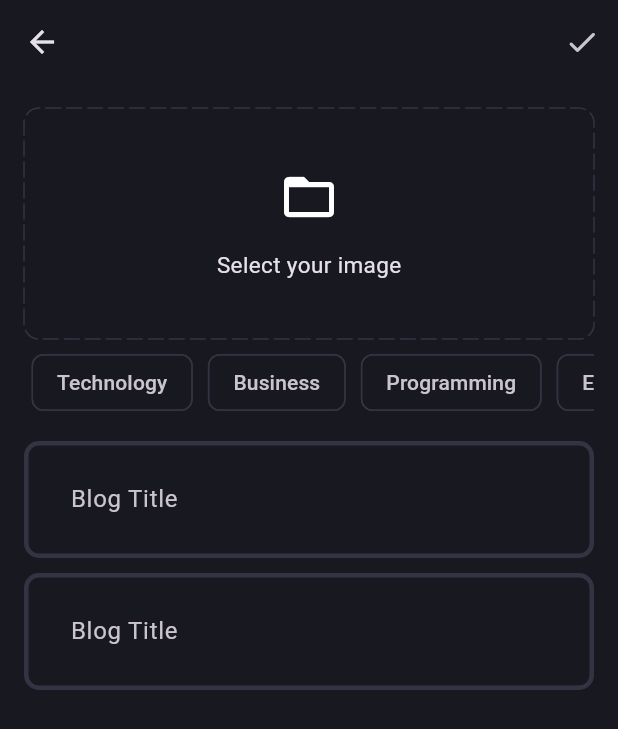
After one commit to Jenish-Soni/blog-app, a Flutter app: the AddNewBlogPage screen opened directly, after a tap on "Select your image", on a phone screen of 412 x 824 dp. The commit adds this screen. Shown: the top 729 px of the screen. Run offline on Flutter 3.47's test engine with Material 3 defaults, Android fonts, the phone set to English and light mode, and no system bars; drawn by our look-alikes of dotted_border; our stand-ins replace flutter_bloc, fpdart, get_it, image_picker, supabase_flutter; accounts and stored records are empty.

Commit message:
Add the blog Screen

```diff
--- a/lib/core/theme/theme.dart
+++ b/lib/core/theme/theme.dart
@@ -14,6 +14,10 @@ class AppTheme{
     appBarTheme: AppBarTheme(
       backgroundColor: AppPallete.backgroundColor
     ),
+    chipTheme: ChipThemeData(
+      color: MaterialStatePropertyAll(AppPallete.backgroundColor),
+      side: BorderSide.none,
+    ),
     inputDecorationTheme: InputDecorationTheme(
       contentPadding: EdgeInsets.all(27),
       enabledBorder: _border(),
--- /dev/null
+++ b/lib/core/utils/pick_image.dart
@@ -0,0 +1,16 @@
+import 'dart:io';
+import 'dart:ui';
+
+import 'package:image_picker/image_picker.dart';
+
+Future<File?> pickImage() async{
+  try{
+    final xFile =  await ImagePicker().pickImage(source: ImageSource.gallery);
+    if(xFile != null){
+      return File(xFile.path);
+    }
+    return null;
+  }catch(e){
+    return null;
+  }
+}
--- /dev/null
+++ b/lib/features/blog/data/datasources/blog_remote_data_source.dart
@@ -0,0 +1,42 @@
+import 'dart:io';
+
+import 'package:blog_app/core/error/exception.dart';
+import 'package:blog_app/features/blog/data/model/blog_model.dart';
+import 'package:supabase_flutter/supabase_flutter.dart';
+
+abstract interface class BlogRemoteDataSource {
+  Future<BlogModel> uploadBlog(BlogModel blog);
+  Future<String> uploadBlogImage({
+    required File image,
+    required BlogModel blog,
+  });
+}
+
+class BlogRemoteDataSourceImpl implements BlogRemoteDataSource {
+  final SupabaseClient supabaseClient;
+  BlogRemoteDataSourceImpl(this.supabaseClient);
+  @override
+  Future<BlogModel> uploadBlog(BlogModel blog) async {
+    try {
+      final blogData =
+          await supabaseClient.from('bolgs').insert(blog.toJson()).select();
+      return BlogModel.fromJson(blogData.first);
+    } catch (e) {
+      throw ServerException(e.toString());
+    }
+  }
+
+  @override
+  Future<String> uploadBlogImage({
+    required File image,
+    required BlogModel blog,
+  }) async {
+    try {
+      await supabaseClient.storage.from('blog_images').upload(blog.id, image);
+
+      return supabaseClient.storage.from('blog_images').getPublicUrl(blog.id);
+    } catch (e) {
+      throw ServerException(e.toString());
+    }
+  }
+}
--- /dev/null
+++ b/lib/features/blog/domain/entities/blog.dart
@@ -0,0 +1,18 @@
+class Blog {
+  final String id;
+  final String posterId;
+  final String title;
+  final String content;
+  final String imageUrl;
+  final List<String> topics;
+  final DateTime updatedAt;
+
+  Blog(
+      {required this.id,
+      required this.posterId,
+      required this.title,
+      required this.content,
+      required this.imageUrl,
+      required this.topics,
+      required this.updatedAt});
+}
--- /dev/null
+++ b/lib/features/blog/domain/repositories/blog_repository.dart
@@ -0,0 +1,15 @@
+import 'dart:io';
+
+import 'package:blog_app/core/error/failures.dart';
+import 'package:blog_app/features/blog/domain/entities/blog.dart';
+import 'package:fpdart/fpdart.dart';
+
+abstract interface class BlogRepository{
+  Future<Either<Failure,Blog>> uploadBlog({
+    required File image,
+    required String title,
+    required String content,
+    required String posterId,
+    required List<String> topics,
+});
+}
--- /dev/null
+++ b/lib/features/blog/presentation/pages/add_new_blog.dart
@@ -0,0 +1,155 @@
+import 'dart:io';
+
+import 'package:blog_app/core/theme/app_pallete.dart';
+import 'package:blog_app/core/utils/pick_image.dart';
+import 'package:blog_app/features/blog/presentation/widgets/blog_editor.dart';
+import 'package:dotted_border/dotted_border.dart';
+import 'package:flutter/material.dart';
+
+class AddNewBlogPage extends StatefulWidget {
+  static route() => MaterialPageRoute(
+        builder: (context) => const AddNewBlogPage(),
+      );
+  const AddNewBlogPage({super.key});
+
+  @override
+  State<AddNewBlogPage> createState() => _AddNewBlogPageState();
+}
+
+class _AddNewBlogPageState extends State<AddNewBlogPage> {
+  final titleController = TextEditingController();
+  final contentController = TextEditingController();
+  List<String> selectedTopics = [];
+  File? image;
+
+  void selectImage() async {
+    final pickedImage = await pickImage();
+    if (pickedImage != null) {
+      setState(() {
+        image = pickedImage;
+      });
+    }
+  }
+
+  @override
+  void dispose() {
+    super.dispose();
+    titleController.dispose();
+    contentController.dispose();
+  }
+
+  @override
+  Widget build(BuildContext context) {
+    return Scaffold(
+      appBar: AppBar(
+        actions: [
+          IconButton(
+            onPressed: () {},
+            icon: const Icon(Icons.done_rounded),
+          ),
+        ],
+      ),
+      body: SingleChildScrollView(
+        child: Padding(
+          padding: const EdgeInsets.all(16.0),
+          child: Column(
+            children: [
+              image != null
+                  ? GestureDetector(
+                onTap: (){selectImage();},
+                    child: SizedBox(
+                        child: ClipRRect(
+                          child: Image.file(
+                            image!,
+                            fit: BoxFit.cover,
+                          ),
+                          borderRadius: BorderRadius.circular(10),
+                        ),
+                        height: 150,
+                        width: double.infinity,
+                      ),
+                  )
+                  : GestureDetector(
+                      onTap: () {
+                        selectImage();
+                      },
+                      child: DottedBorder(
+                        color: AppPallete.borderColor,
+                        dashPattern: const [10, 4],
+                        radius: const Radius.circular(10),
+                        borderType: BorderType.RRect,
+                        strokeCap: StrokeCap.round,
+                        child: Container(
+                          height: 150,
+                          width: double.infinity,
+                          child: const Column(
+                            mainAxisAlignment: MainAxisAlignment.center,
+                            children: [
+                              Icon(
+                                Icons.folder_open,
+                                size: 40,
+                              ),
+                              SizedBox(
+                                height: 15,
+                              ),
+                              Text(
+                                "Select your image",
+                                style: TextStyle(fontSize: 15),
+                              )
+                            ],
+                          ),
+                        ),
+                      ),
+                    ),
+              SingleChildScrollView(
+                scrollDirection: Axis.horizontal,
+                child: Row(
+                  children: [
+                    'Technology',
+                    'Business',
+                    'Programming',
+                    'Entertainment'
+                  ]
+                      .map(
+                        (e) => Padding(
+                          padding: const EdgeInsets.all(5.0),
+                          child: GestureDetector(
+                            onTap: () {
+                              if (selectedTopics.contains(e)) {
+                                selectedTopics.remove(e);
+                              } else {
+                                selectedTopics.add(e);
+                              }
+                              setState(() {});
+                            },
+                            child: Chip(
+                              label: Text(e),
+                              color: selectedTopics.contains(e)
+                                  ? const MaterialStatePropertyAll(
+                                      AppPallete.gradient1)
+                                  : null,
+                              side: selectedTopics.contains(e)
+                                  ? null
+                                  : BorderSide(color: AppPallete.borderColor),
+                            ),
+                          ),
+                        ),
+                      )
+                      .toList(),
+                ),
+              ),
+              const SizedBox(
+                height: 10,
+              ),
+              BlogEditor(controller: titleController, hintText: 'Blog Title'),
+              const SizedBox(
+                height: 10,
+              ),
+              BlogEditor(controller: contentController, hintText: 'Blog Title'),
+            ],
+          ),
+        ),
+      ),
+    );
+  }
+}
--- /dev/null
+++ b/lib/features/blog/presentation/widgets/blog_editor.dart
@@ -0,0 +1,19 @@
+import 'package:flutter/material.dart';
+
+class BlogEditor extends StatelessWidget {
+  final TextEditingController controller;
+  final String hintText;
+  const BlogEditor(
+      {super.key, required this.controller, required this.hintText});
+
+  @override
+  Widget build(BuildContext context) {
+    return TextFormField(
+      controller: controller,
+      decoration: InputDecoration(
+        hintText: hintText
+      ),
+      maxLines: null,
+    );
+  }
+}
--- a/lib/main.dart
+++ b/lib/main.dart
@@ -2,6 +2,7 @@ import 'package:blog_app/core/common/cubits/app_user/app_user_cubit.dart';
 import 'package:blog_app/core/theme/theme.dart';
 import 'package:blog_app/features/auth/presentation/bloc/auth_bloc.dart';
 import 'package:blog_app/features/auth/presentation/pages/login_page.dart';
+import 'package:blog_app/features/blog/presentation/pages/bog_page.dart';
 import 'package:blog_app/init_dependencies.dart';
 import 'package:flutter/material.dart';
 import 'package:flutter_bloc/flutter_bloc.dart';
@@ -46,7 +47,7 @@ class _MyAppState extends State<MyApp> {
           },
           builder: (context, isLoggedIn) {
             if(isLoggedIn){
-              return Scaffold(body: Text("Logged In"),);
+              return const BlogPage();
             }
             return LoginPage();
           }),
--- a/pubspec.yaml
+++ b/pubspec.yaml
@@ -39,6 +39,9 @@ dependencies:
   supabase_flutter: ^2.3.4
   flutter_bloc: ^8.1.6
   get_it: ^7.6.7
+  dotted_border: ^2.1.0
+  image_picker: ^1.1.2
+  uuid: ^4.5.1
 
 dev_dependencies:
   flutter_test:
```
Also changed, not shown: lib/features/blog/data/model/blog_model.dart (added, +62 -0 lines), lib/features/blog/data/repositories/blog_repository_impl.dart (added, +48 -0 lines), lib/features/blog/presentation/pages/bog_page.dart (added, +25 -0 lines), pubspec.lock, 5 other files.
